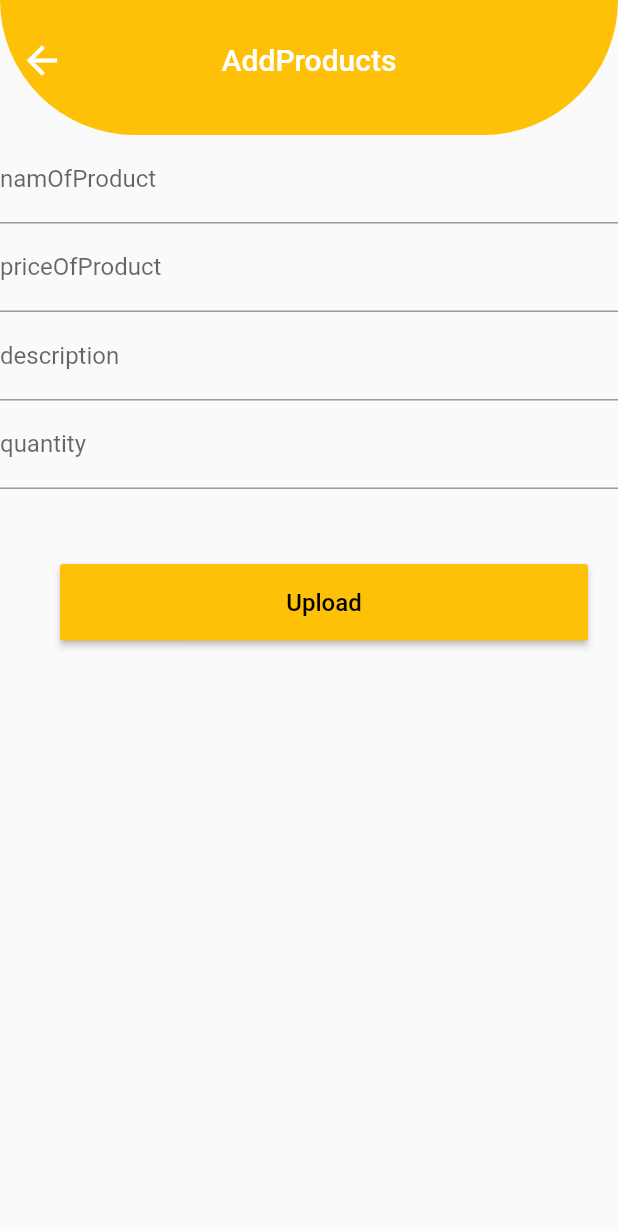
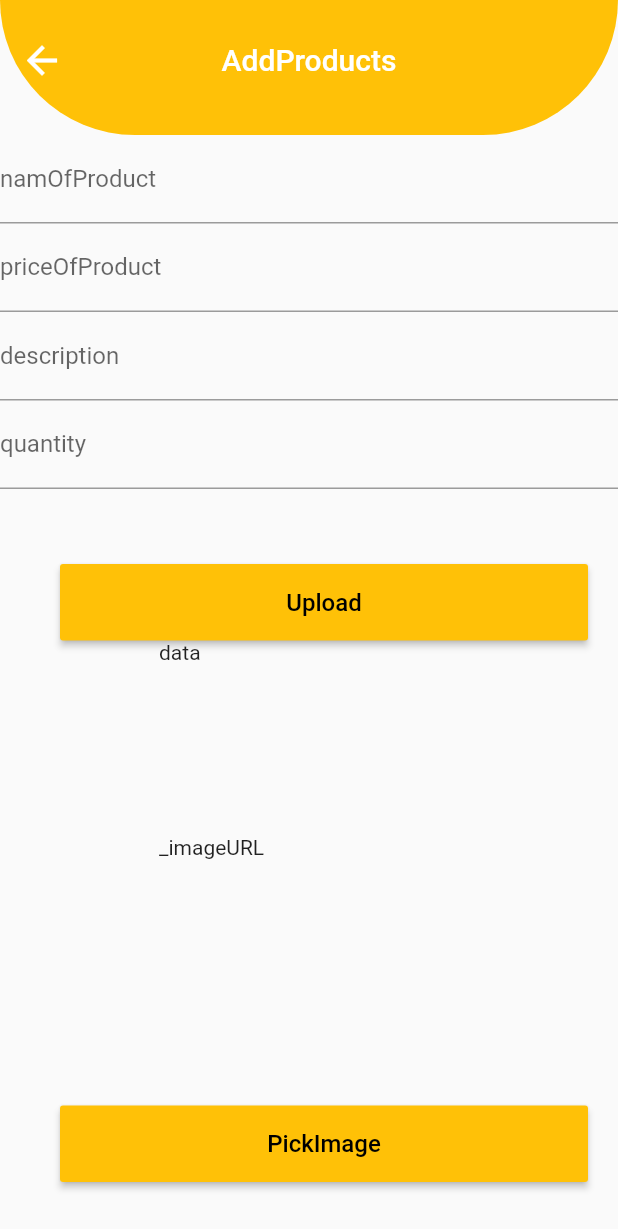
Before and after one commit to Omar-ramadan1/roaya, a Flutter app: the AddProducts screen opened directly, after a tap on "Upload", on a phone screen of 412 x 824 dp. Shown: the top 1229 px of the screen. Run offline on Flutter 3.47's test engine with Material 2 defaults, Android fonts, the phone set to English and light mode, and no system bars; our stand-ins replace carousel_slider, font_awesome_flutter, image_picker, shared_preferences; accounts and stored records are empty.

Commit message:
made great changes

```diff
--- a/frontend/lib/constant/constant.dart
+++ b/frontend/lib/constant/constant.dart
@@ -1 +1 @@
-String serverURL = "http://192.168.1.6:3000/";
+String serverURL = "http://192.168.1.8:3000/";
--- a/frontend/lib/screen/addproduct.dart
+++ b/frontend/lib/screen/addproduct.dart
@@ -1,8 +1,10 @@
+import 'dart:convert';
 import 'dart:io';
 
 import 'package:flutter/material.dart';
 import 'package:image_picker/image_picker.dart';
 import 'package:roaya/constant/constant.dart';
+import 'package:roaya/logic/CommonFunctions.dart';
 import 'package:roaya/widgets/Appbar_widget.dart';
 import 'package:http/http.dart' as http;
 
@@ -20,26 +22,37 @@ class _AddProductsState extends State<AddProducts> {
 
   final TextEditingController decsriptionController = TextEditingController();
   final TextEditingController quantityController = TextEditingController();
-
-  postDateProfile() async {
-    var response = await http.post(Uri.parse('${serverURL}products'), body: {
-      "name": nameController.text,
-      "price": PriceController.text,
-      "desc": decsriptionController.text,
-      "quantity": quantityController.text,
+  final CommonFunctions commonFunctions = CommonFunctions();
+  String? _image , _imageURL;
+  void postDateProfile() async {
+    http.Response postProductResponse;
+    http.StreamedResponse imageUploadResponse =
+        await commonFunctions.uploadAssetImages(_image!);
+    imageUploadResponse.stream.transform(utf8.decoder).listen((imageURL) async {
+      postProductResponse =
+          await http.post(Uri.parse('${serverURL}products'), body: {
+        "name": "khaled",
+        "price": "30",
+        "desc": "desc",
+        "quantity": "20",
+        "imageURL": imageURL
       });
-    print(response.body);
-    return response;
+      Map postProductResponseBody =  jsonDecode(postProductResponse.body);
+      print(postProductResponseBody["imageURL"]);
+      setState(() {
+        _imageURL = postProductResponseBody["imageURL"];
+      });
+      print(_imageURL);
+    });
   }
 
-  XFile? _image;
   Future getImage() async {
     final ImagePicker _picker = ImagePicker();
 
     final XFile? image = await _picker.pickImage(source: ImageSource.gallery);
 
     setState(() {
-      _image = image;
+      _image = image?.path;
     });
   }
 
@@ -49,30 +62,31 @@ class _AddProductsState extends State<AddProducts> {
       appBar: Appbar_widget("AddProducts"),
       body: Form(
         key: _key,
+        child: SingleChildScrollView(
           child: Column(
             children: [
               TextFormField(
                 controller: nameController,
-              decoration: InputDecoration(labelText: "namOfProduct"),
+                decoration: const InputDecoration(labelText: "namOfProduct"),
                 textInputAction: TextInputAction.next,
               ),
               TextFormField(
                 controller: PriceController,
-              decoration: InputDecoration(labelText: "priceOfProduct"),
+                decoration: const InputDecoration(labelText: "priceOfProduct"),
                 textInputAction: TextInputAction.next,
               ),
               TextFormField(
                 controller: decsriptionController,
-              decoration: InputDecoration(labelText: "description"),
+                decoration: const InputDecoration(labelText: "description"),
                 textInputAction: TextInputAction.next,
               ),
               TextFormField(
                 controller: quantityController,
-              decoration: InputDecoration(labelText: "quantity"),
+                decoration: const InputDecoration(labelText: "quantity"),
                 textInputAction: TextInputAction.next,
               ),
               Container(
-              margin: EdgeInsets.only(top: 50, right: 20, left: 40),
+                margin: const EdgeInsets.only(top: 50, right: 20, left: 40),
                 width: double.infinity,
                 child: RaisedButton(
                   onPressed: () {
@@ -80,8 +94,8 @@ class _AddProductsState extends State<AddProducts> {
                     postDateProfile();
                   },
                   color: Colors.amber,
-                child: Padding(
-                  padding: const EdgeInsets.symmetric(vertical: 16.0),
+                  child: const Padding(
+                    padding: EdgeInsets.symmetric(vertical: 16.0),
                     child: Text(
                       "Upload",
                       style: TextStyle(color: Colors.black, fontSize: 16),
@@ -89,35 +103,41 @@ class _AddProductsState extends State<AddProducts> {
                   ),
                 ),
               ),
-            // Container(
-            //   child: _image == null ? Text("data") : Image.file(_image),
-            // ),
-            // Container(
-            //   margin: EdgeInsets.only(top: 50, right: 20, left: 40),
-            //   width: double.infinity,
-            //   child: RaisedButton(
-            //     onPressed: () {
-            //       getImage();
-            //     },
-            //     color: Colors.amber,
-            //     child: Padding(
-            //       padding: const EdgeInsets.symmetric(vertical: 16.0),
-            //       child: Text(
-            //         "PickImage",
-            //         style: TextStyle(color: Colors.black, fontSize: 16),
-            //       ),
-            //     ),
-            //   ),
-            // ),
+              SizedBox(
+                width: 200,
+                height: 130,
+                child: _image == null
+                    ? const Text("data")
+                    : Image.file(File(_image!)),
+              ),
+              SizedBox(
+                width: 200,
+                height: 130,
+                child: _imageURL == null
+                    ? const Text("_imageURL")
+                    : Image.network(_imageURL!),
+              ),
+              Container(
+                margin: const EdgeInsets.only(top: 50, right: 20, left: 40),
+                width: double.infinity,
+                child: RaisedButton(
+                  onPressed: () {
+                    getImage();
+                  },
+                  color: Colors.amber,
+                  child: const Padding(
+                    padding: EdgeInsets.symmetric(vertical: 16.0),
+                    child: Text(
+                      "PickImage",
+                      style: TextStyle(color: Colors.black, fontSize: 16),
+                    ),
+                  ),
+                ),
+              ),
             ],
+          ),
         ),
       ),
     );
   }
 }
-
-@override
-Widget build(BuildContext context) {
-  // TODO: implement build
-  throw UnimplementedError();
-}
```
Also changed, not shown: frontend/lib/logic/CommonFunctions.dart (added, +29 -0 lines), frontend/lib/screen/signupscreen.dart (+20 -29 lines), 7 other files. Lines whose indentation alone changed are shown as unchanged.
